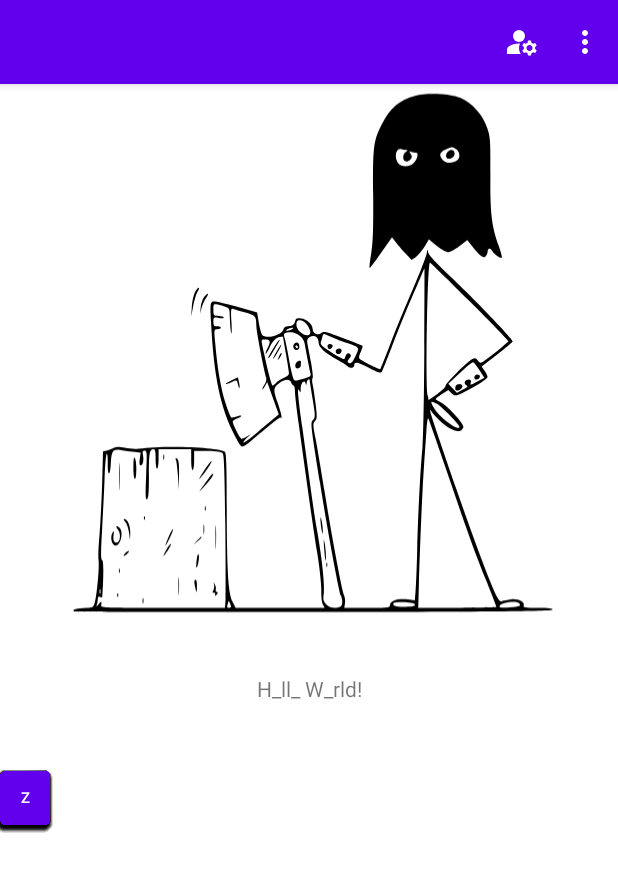
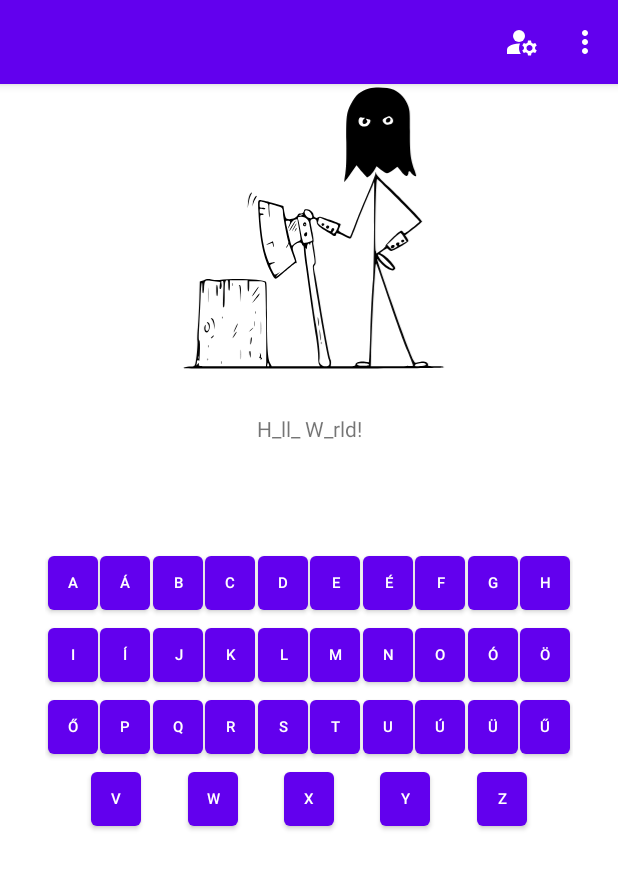
Before and after one commit to borossandor27/mobil, an Android app: the screen it shows after launch (MainActivity), on a phone screen of 412 x 824 dp. Shown: the top 872 px of the screen. Run offline under Robolectric (Android 15) with nearby library versions, the phone set to English and light mode, and no system bars.

Commit message:
buttons dinamically

```diff
--- a/HangmanGame/app/src/main/java/com/example/hangmangame/MainActivity.java
+++ b/HangmanGame/app/src/main/java/com/example/hangmangame/MainActivity.java
@@ -71,13 +71,14 @@ public class MainActivity extends AppCompatActivity {
             MaterialButton myButton = new MaterialButton(this);
             myButton.setText(String.valueOf(letters[i]).toUpperCase());
             myButton.setTextSize(10);
+
             myButton.setLayoutParams(new ConstraintLayout.LayoutParams(50, WRAP_CONTENT));
-            myButton.setPadding(0, 0, 0, 0);
+            myButton.setPadding(3, 1, 3, 1);
+
             myButton.setId(View.generateViewId());
             final int id_ = myButton.getId();
             referenseIds[i] = id_;
             myButton.setTag(String.valueOf(letters[i]).toUpperCase());
-            //String ref = Arrays.stream(referenseIds).mapToObj(String::valueOf).collect(Collectors.joining(","));
 
             myButton.setOnClickListener(new View.OnClickListener() {
                 @Override
@@ -137,11 +138,7 @@ public class MainActivity extends AppCompatActivity {
         //-- Ez miért nem??? char[] russianAlphabet = getAlphabet(LocaleLanguage.RUSSIAN);
 
         layoutLetters = (ConstraintLayout) findViewById(R.id.layoutLetters);
-        lettersFlow = new Flow(this);
-        ConstraintLayout.LayoutParams params = new ConstraintLayout.LayoutParams(MATCH_PARENT, WRAP_CONTENT);
-        params.orientation = params.horizontalChainStyle;
-
-        lettersFlow.setLayoutParams(params);
+        lettersFlow = (Flow) findViewById(R.id.lettersFlow);
         gameLanguage = "hu";
         subjectArea="It";
     }
--- a/HangmanGame/app/src/main/res/layout/activity_main.xml
+++ b/HangmanGame/app/src/main/res/layout/activity_main.xml
@@ -15,8 +15,12 @@
 
         <ImageView
             android:id="@+id/imageGallows"
-            android:layout_width="wrap_content"
+            android:layout_width="match_parent"
             android:layout_height="wrap_content"
+            android:adjustViewBounds="true"
+            android:maxHeight="200dp"
+            android:scaleType="fitCenter"
+            android:layout_marginLeft="3dp"
             android:src="@drawable/executioner" />
 
         <TextView
@@ -41,7 +45,8 @@
             android:id="@+id/layoutLetters"
             android:layout_width="match_parent"
             android:layout_height="wrap_content"
-            android:orientation="horizontal">
+            android:orientation="horizontal"
+            android:padding="30dp">
             <!--
             video: https://www.youtube.com/watch?v=tZVjF8zVGx0
             <com.google.android.material.button.MaterialButton
```
